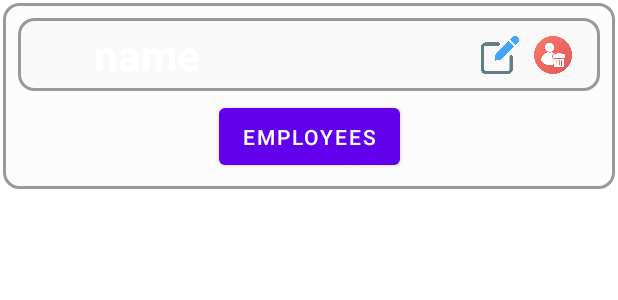
After one commit to sintsh/Crew, an Android app: the layout role_list_item.xml on its own in the app's theme, with its tools: preview values and no code run, on a phone screen of 412 x 824 dp. The commit adds this screen. Shown: the top 300 px of the screen. Run offline under Robolectric (Android 15) with nearby library versions, the phone set to English and light mode, and no system bars.

Commit message:
display list of employees for a role

```diff
--- /dev/null
+++ b/app/src/main/java/com/example/crew/domain/entities/RolesWithEmployeeDE.kt
@@ -0,0 +1,6 @@
+package com.example.crew.domain.entities
+
+data class RolesWithEmployeeDE(
+    val role: RolesDE,
+    val employees: List<EmployeeDE>
+)
--- a/app/src/main/java/com/example/crew/domain/respositories/EmployeeRolesCrossRefRepository.kt
+++ b/app/src/main/java/com/example/crew/domain/respositories/EmployeeRolesCrossRefRepository.kt
@@ -1,13 +1,19 @@
 package com.example.crew.domain.respositories
 
 import com.example.crew.data.datasources.local.entity.EmployeeRoleCrossRef
+import com.example.crew.data.datasources.local.entity.RolesWithEmployee
 import com.example.crew.domain.entities.EmployeeWithRolesDE
+import com.example.crew.domain.entities.RolesWithEmployeeDE
 import kotlinx.coroutines.flow.Flow
 
 interface EmployeeRolesCrossRefRepository {
     suspend fun getEmployeesWithRoles(): Flow<List<EmployeeWithRolesDE>>
 
+    suspend fun getRolesWithEmployees(): Flow<List<RolesWithEmployeeDE>>
+
     suspend fun addRoleForEmployee(employeeRoleCrossRef: EmployeeRoleCrossRef)
 
     suspend fun deleteRoleFromEmployee(employeeRoleCrossRef: EmployeeRoleCrossRef)
+
+    suspend fun getEmployeesByRoleName(roleName: String): Flow<RolesWithEmployeeDE>
 }
--- /dev/null
+++ b/app/src/main/res/layout/role_list_item.xml
@@ -0,0 +1,96 @@
+<?xml version="1.0" encoding="utf-8"?>
+<androidx.constraintlayout.widget.ConstraintLayout
+    xmlns:android="http://schemas.android.com/apk/res/android"
+    android:layout_width="match_parent"
+    android:layout_height="wrap_content"
+    xmlns:app="http://schemas.android.com/apk/res-auto"
+    android:padding="10dp"
+    android:layout_margin="2dp"
+    android:background="@drawable/rounded_corner"
+    >
+    <androidx.constraintlayout.widget.ConstraintLayout
+        android:id="@+id/employee_content"
+        android:layout_width="match_parent"
+        android:layout_height="wrap_content"
+        app:layout_constraintTop_toTopOf="parent"
+        app:layout_constraintStart_toStartOf="parent"
+        app:layout_constraintBottom_toTopOf="@id/roles_content"
+        app:layout_constraintEnd_toEndOf="parent"
+        android:background="@drawable/rounded_corner"
+        >
+        <androidx.constraintlayout.widget.Guideline
+            android:id="@+id/button_start"
+            android:layout_width="wrap_content"
+            android:layout_height="wrap_content"
+            android:orientation="vertical"
+            app:layout_constraintGuide_percent="0.72"
+            />
+
+            <TextView
+                android:id="@+id/role_name"
+                android:layout_width="wrap_content"
+                android:layout_height="wrap_content"
+                android:text="name"
+                android:maxLines="1"
+                app:layout_constraintStart_toStartOf="parent"
+                app:layout_constraintTop_toTopOf="parent"
+                app:layout_constraintEnd_toEndOf="@id/button_start"
+                app:layout_constraintBottom_toBottomOf="parent"
+                app:layout_constraintHorizontal_bias="0.2"
+                android:ellipsize="end"
+                android:textSize="28sp"
+                android:textStyle="bold"
+                android:textColor="@color/white"
+                android:layout_marginHorizontal="10dp"
+                android:padding="5dp"
+                android:layout_gravity="center"
+                android:gravity="center"
+                />
+        <LinearLayout
+            android:id="@+id/buttons"
+            android:layout_width="wrap_content"
+            android:layout_height="wrap_content"
+            app:layout_constraintStart_toEndOf="@id/button_start"
+            app:layout_constraintTop_toTopOf="parent"
+            app:layout_constraintEnd_toEndOf="parent"
+            app:layout_constraintBottom_toBottomOf="parent"
+            android:gravity="center"
+            android:orientation="horizontal"
+            >
+            <ImageView
+                android:id="@+id/edit_button"
+                android:layout_width="25dp"
+                android:layout_height="25dp"
+                android:src="@drawable/edit"
+                android:layout_marginHorizontal="10dp"
+                android:layout_gravity="center"
+                />
+            <ImageView
+                android:id="@+id/delete_button"
+                android:layout_width="25dp"
+                android:layout_height="25dp"
+                android:src="@drawable/delete"
+                android:layout_marginVertical="10dp"
+                android:layout_gravity="center"
+                />
+        </LinearLayout>
+    </androidx.constraintlayout.widget.ConstraintLayout>
+    <androidx.constraintlayout.widget.ConstraintLayout
+        android:id="@+id/roles_content"
+        android:layout_width="match_parent"
+        android:layout_height="wrap_content"
+        android:layout_margin="5dp"
+        android:visibility="visible"
+        app:layout_constraintTop_toBottomOf="@id/employee_content"
+        >
+        <Button
+            android:id="@+id/employees_list"
+            android:layout_width="wrap_content"
+            android:layout_height="50dp"
+            app:layout_constraintTop_toTopOf="parent"
+            app:layout_constraintStart_toStartOf="parent"
+            android:text="employees"
+            app:layout_constraintEnd_toEndOf="parent"
+            />
+    </androidx.constraintlayout.widget.ConstraintLayout>
+</androidx.constraintlayout.widget.ConstraintLayout>
```
Also changed, not shown: app/src/main/java/com/example/crew/app/ui/adapters/RoleListRecyclerAdapter.kt (+51 -16 lines), app/src/main/java/com/example/crew/app/ui/fragments/admin/AdminRolesFragment.kt (+7 -1 lines), app/src/main/java/com/example/crew/app/ui/viewmodels/AdminRolesViewModel.kt (+20 -3 lines), app/src/main/java/com/example/crew/data/datasources/local/dao/EmployeeRoleCrossRefDao.kt (+9 -0 lines), app/src/main/java/com/example/crew/data/datasources/local/entity/RolesWithEmployee.kt (added, +27 -0 lines), app/src/main/java/com/example/crew/data/repositories/EmployeeWithRolesRepositoryImpl.kt (+15 -0 lines), app/src/main/java/com/example/crew/domain/usecases/employee/GetEmployeesByRoleNameUseCase.kt (added, +13 -0 lines), app/src/main/java/com/example/crew/domain/usecases/employee/GetRolesWithEmployees.kt (added, +14 -0 lines), 1 other file.
